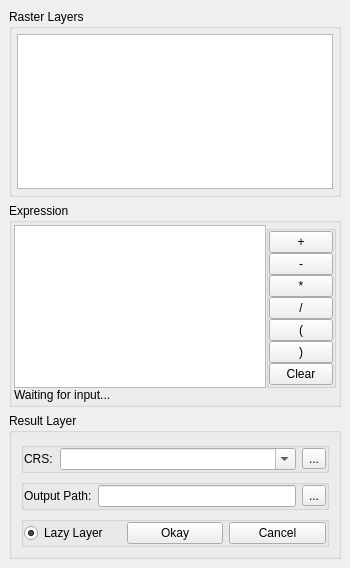
First picture: the form in lazy_raster_calculator_dockwidget_base.ui, repository timvandriel/qgis-raster-calculator, before the edit.
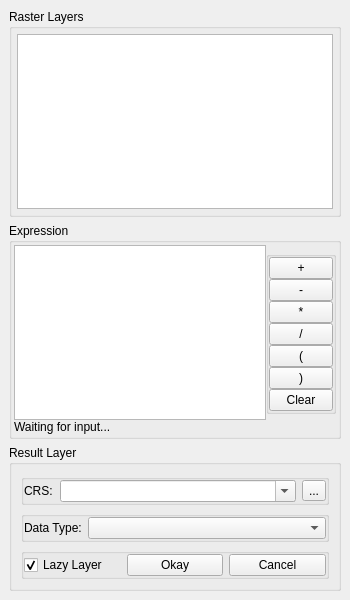
Second picture: the form after the edit.

Commit message: debugged x and y coords on reprojection, and added new context menu item for exporting lazy layer

```diff
--- a/lazy_raster_calculator_dockwidget_base.ui
+++ b/lazy_raster_calculator_dockwidget_base.ui
@@ -7,7 +7,7 @@
     <x>0</x>
     <y>0</y>
     <width>350</width>
-    <height>568</height>
+    <height>600</height>
    </rect>
   </property>
   <property name="sizePolicy">
@@ -19,7 +19,7 @@
   <property name="minimumSize">
    <size>
     <width>350</width>
-    <height>560</height>
+    <height>600</height>
    </size>
   </property>
   <property name="maximumSize">
@@ -258,6 +258,9 @@
             <property name="editable">
              <bool>true</bool>
             </property>
+            <property name="frame">
+             <bool>true</bool>
+            </property>
            </widget>
           </item>
           <item row="0" column="2">
@@ -289,19 +292,22 @@
            <number>0</number>
           </property>
           <item row="0" column="0">
-           <widget class="QLabel" name="outputPathLabel">
+           <widget class="QLabel" name="label_2">
+            <property name="sizePolicy">
+             <sizepolicy hsizetype="Fixed" vsizetype="Preferred">
+              <horstretch>0</horstretch>
+              <verstretch>0</verstretch>
+             </sizepolicy>
+            </property>
             <property name="text">
-             <string>Output Path:</string>
+             <string>Data Type:</string>
             </property>
            </widget>
           </item>
           <item row="0" column="1">
-           <widget class="QLineEdit" name="outputPathLineEdit"/>
-          </item>
-          <item row="0" column="2">
-           <widget class="QToolButton" name="outputPathButton">
-            <property name="text">
-             <string>...</string>
+           <widget class="QComboBox" name="dtypeComboBox">
+            <property name="editable">
+             <bool>false</bool>
             </property>
            </widget>
           </item>
@@ -327,7 +333,7 @@
            <number>0</number>
           </property>
           <item row="0" column="0">
-           <widget class="QRadioButton" name="lazyRadioButton">
+           <widget class="QCheckBox" name="lazyCheckBox">
             <property name="text">
              <string>Lazy Layer</string>
             </property>
@@ -336,20 +342,20 @@
             </property>
            </widget>
           </item>
-          <item row="0" column="1">
-           <widget class="QPushButton" name="okButton">
-            <property name="text">
-             <string>Okay</string>
-            </property>
-           </widget>
-          </item>
-          <item row="0" column="2">
+          <item row="0" column="3">
            <widget class="QPushButton" name="cancelButton">
             <property name="text">
              <string>Cancel</string>
             </property>
            </widget>
           </item>
+          <item row="0" column="1">
+           <widget class="QPushButton" name="okButton">
+            <property name="text">
+             <string>Okay</string>
+            </property>
+           </widget>
+          </item>
          </layout>
         </widget>
        </item>
```
The commit also changes 7 other files.
